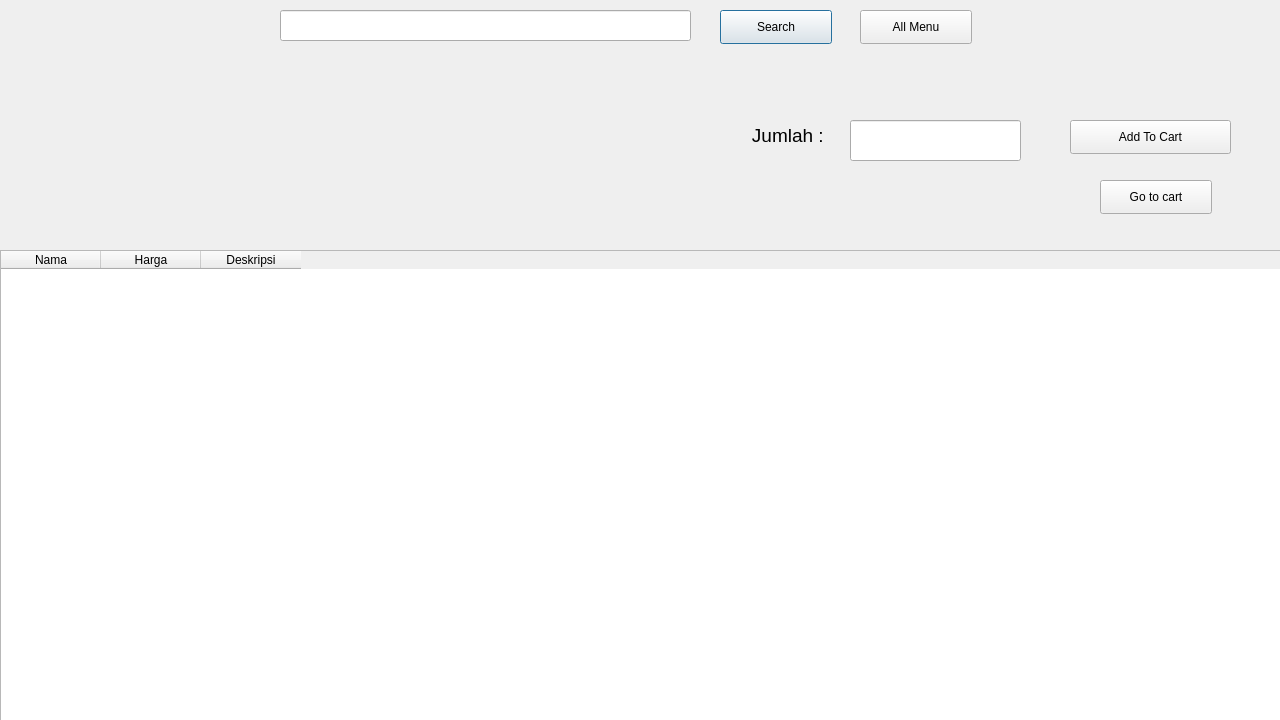
pavita1108/Food-Ordering-System-NWFOS, file src/main.ui: the form before one commit.
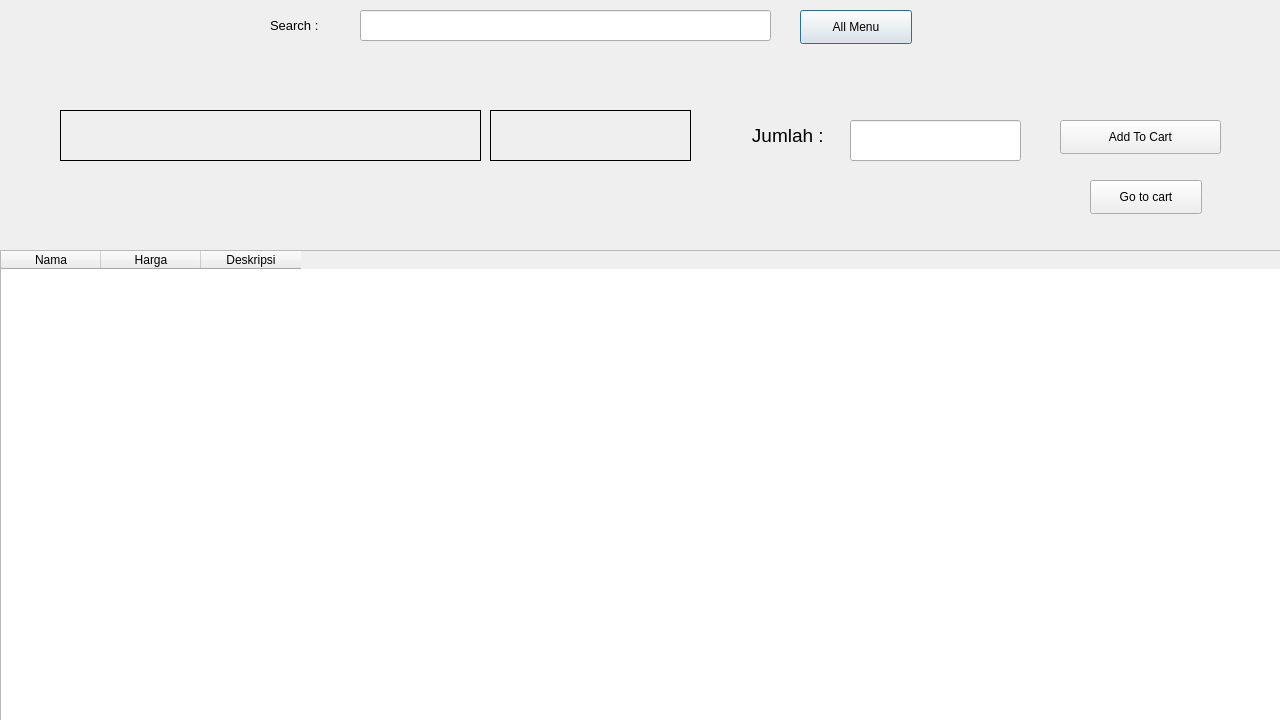
The form after the commit.

Diff of the .ui file:
```diff
--- a/src/main.ui
+++ b/src/main.ui
@@ -41,30 +41,17 @@
   <widget class="QLineEdit" name="searchText">
    <property name="geometry">
     <rect>
-     <x>280</x>
+     <x>360</x>
      <y>10</y>
      <width>411</width>
      <height>31</height>
     </rect>
    </property>
   </widget>
-  <widget class="QPushButton" name="searchButton">
-   <property name="geometry">
-    <rect>
-     <x>720</x>
-     <y>10</y>
-     <width>112</width>
-     <height>34</height>
-    </rect>
-   </property>
-   <property name="text">
-    <string>Search</string>
-   </property>
-  </widget>
   <widget class="QPushButton" name="allMenuButton">
    <property name="geometry">
     <rect>
-     <x>860</x>
+     <x>800</x>
      <y>10</y>
      <width>112</width>
      <height>34</height>
@@ -88,6 +75,9 @@
      <pointsize>12</pointsize>
     </font>
    </property>
+   <property name="frameShape">
+    <enum>QFrame::Box</enum>
+   </property>
    <property name="text">
     <string/>
    </property>
@@ -137,7 +127,7 @@
   <widget class="QPushButton" name="addToCartButton">
    <property name="geometry">
     <rect>
-     <x>1070</x>
+     <x>1060</x>
      <y>120</y>
      <width>161</width>
      <height>34</height>
@@ -150,7 +140,7 @@
   <widget class="QPushButton" name="gtCartButton">
    <property name="geometry">
     <rect>
-     <x>1100</x>
+     <x>1090</x>
      <y>180</y>
      <width>112</width>
      <height>34</height>
@@ -174,6 +164,9 @@
      <pointsize>12</pointsize>
     </font>
    </property>
+   <property name="frameShape">
+    <enum>QFrame::Box</enum>
+   </property>
    <property name="text">
     <string/>
    </property>
@@ -181,6 +174,24 @@
     <set>Qt::AlignCenter</set>
    </property>
   </widget>
+  <widget class="QLabel" name="label">
+   <property name="geometry">
+    <rect>
+     <x>270</x>
+     <y>10</y>
+     <width>91</width>
+     <height>31</height>
+    </rect>
+   </property>
+   <property name="font">
+    <font>
+     <pointsize>10</pointsize>
+    </font>
+   </property>
+   <property name="text">
+    <string>Search : </string>
+   </property>
+  </widget>
  </widget>
  <resources/>
  <connections/>
```
